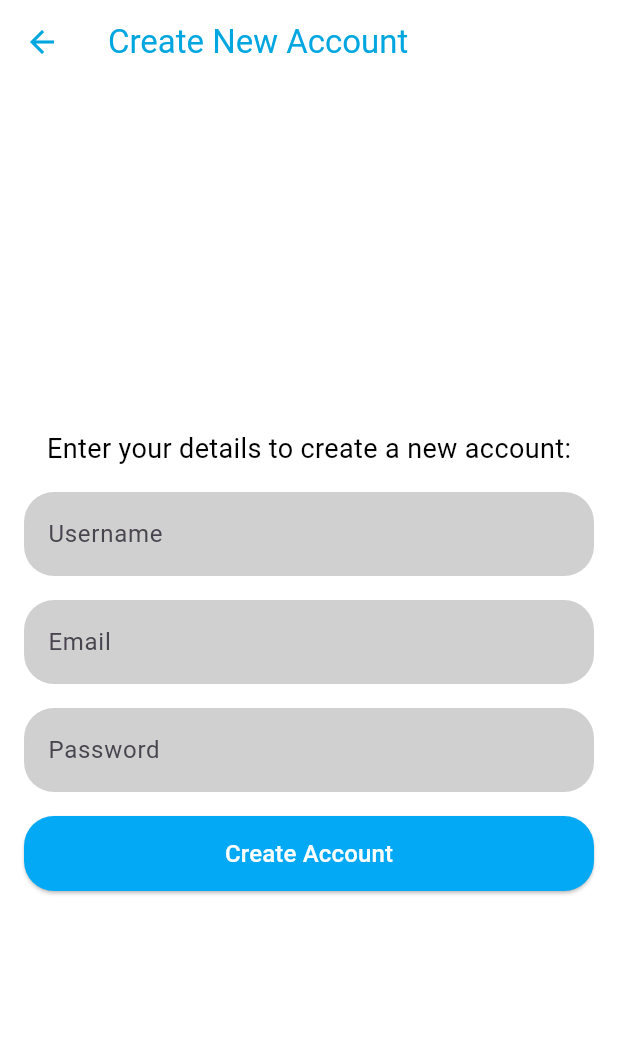
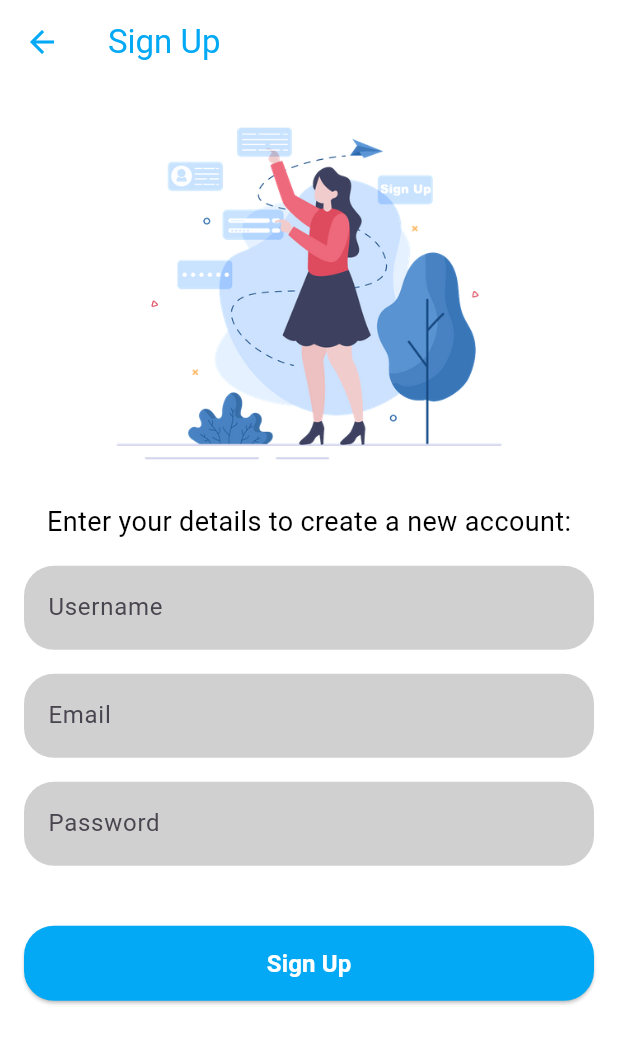
Before and after one commit to matthewyeo1/WanderWise, a Flutter app: the screen it shows after launch, after a tap on "Sign up", on a phone screen of 412 x 824 dp. Shown: the top 1044 px of the screen. Run offline on Flutter 3.47's test engine with Material 3 defaults, Android fonts, the phone set to English and light mode, and no system bars; our stand-ins replace firebase_auth, firebase_core, google_sign_in, shared_preferences; accounts and stored records are empty.

Commit message:
-added: illustrations in login, create account, forgot password pages

```diff
--- a/ww_code/lib/aesthetics/splashscreen.dart
+++ b/ww_code/lib/aesthetics/splashscreen.dart
@@ -62,7 +62,7 @@ class _SplashScreenState extends State<SplashScreen>
                         text: 'Wander',
                         style: TextStyle(
                           fontSize: 24,
-                          color: Colors.black,
+                          color: Colors.black45,
                           fontWeight: FontWeight.bold,
                         ),
                       ),
@@ -83,7 +83,7 @@ class _SplashScreenState extends State<SplashScreen>
                   'Travel made Simple',
                   style: TextStyle(
                     fontSize: 16,
-                    color: Colors.black54,
+                    color: Colors.black,
                   ),
                 ),
               ],
--- a/ww_code/lib/create_account.dart
+++ b/ww_code/lib/create_account.dart
@@ -69,22 +69,24 @@ class CreateAccountPage extends StatelessWidget {
     return Scaffold(
       appBar: AppBar(
         backgroundColor: Colors.white,
-        foregroundColor: const Color(0xFF00A6DF),
-
-        title: const Text('Create New Account'),
+        foregroundColor: Colors.lightBlue,
+        title: const Text('Sign Up'),
         elevation: 0,
       ),
-      backgroundColor: Colors.transparent,
-      body: Container(
-        decoration: const BoxDecoration(
-          color: Colors.white,
-        ),
-        child: Center(
-          child: Padding(
+      backgroundColor: Colors.white, // Set the background color to white
+      body: SafeArea(
+        child: SingleChildScrollView(
+          child: Container(
+            color: Colors.white, // Ensure the container background color matches
             padding: const EdgeInsets.all(16.0),
             child: Column(
               mainAxisAlignment: MainAxisAlignment.center,
               children: <Widget>[
+                Image.asset(
+                  'images/signup.png',
+                  height: MediaQuery.of(context).size.height * 0.3,
+                ),
+                const SizedBox(height: 16),
                 const Text(
                   'Enter your details to create a new account:',
                   style: TextStyle(fontSize: 18, color: Colors.black),
@@ -105,7 +107,7 @@ class CreateAccountPage extends StatelessWidget {
                   ),
                 ),
                 const SizedBox(height: 16),
-                 TextField(
+                TextField(
                   cursorColor: Colors.black,
                   controller: emailController,
                   style: const TextStyle(color: Colors.black),
@@ -120,7 +122,7 @@ class CreateAccountPage extends StatelessWidget {
                   ),
                 ),
                 const SizedBox(height: 16),
-                 TextField(
+                TextField(
                   cursorColor: Colors.black,
                   controller: passwordController,
                   style: const TextStyle(color: Colors.black),
@@ -135,7 +137,7 @@ class CreateAccountPage extends StatelessWidget {
                   ),
                   obscureText: true,
                 ),
-                const SizedBox(height: 16),
+                const SizedBox(height: 40),
                 ElevatedButton(
                   onPressed: createAccount,
                   style: ElevatedButton.styleFrom(
@@ -147,10 +149,11 @@ class CreateAccountPage extends StatelessWidget {
                     minimumSize: const Size(double.infinity, 50),
                   ),
                   child: const Text(
-                    'Create Account',
-                    style: TextStyle(fontSize: 16),
+                    'Sign Up',
+                    style: TextStyle(fontSize: 16, fontWeight: FontWeight.bold),
                   ),
                 ),
+                const SizedBox(height: 20), // This space will match the background
               ],
             ),
           ),
--- a/ww_code/lib/login_screen.dart
+++ b/ww_code/lib/login_screen.dart
@@ -6,8 +6,6 @@ import 'forgot_password.dart';
 import 'create_account.dart';
 import 'utilities/utils.dart';
 
-
-// Login page
 class MyHomePage extends StatefulWidget {
   const MyHomePage({Key? key, required this.title}) : super(key: key);
   final String title;
@@ -24,8 +22,7 @@ class _MyHomePageState extends State<MyHomePage> {
   final FocusNode _passwordFocusNode = FocusNode();
 
   // Google Sign-In
-  final GoogleSignIn _googleSignIn =
-      GoogleSignIn(); // Create instance of GoogleSignIn
+  final GoogleSignIn _googleSignIn = GoogleSignIn(); // Create instance of GoogleSignIn
 
   @override
   void dispose() {
@@ -87,8 +84,7 @@ class _MyHomePageState extends State<MyHomePage> {
     try {
       final GoogleSignInAccount? googleUser = await _googleSignIn.signIn();
       if (googleUser != null) {
-        final GoogleSignInAuthentication googleAuth =
-            await googleUser.authentication;
+        final GoogleSignInAuthentication googleAuth = await googleUser.authentication;
         final credential = GoogleAuthProvider.credential(
           accessToken: googleAuth.accessToken,
           idToken: googleAuth.idToken,
@@ -110,31 +106,36 @@ class _MyHomePageState extends State<MyHomePage> {
   Widget build(BuildContext context) {
     return Scaffold(
       backgroundColor: Colors.transparent,
-      body: Container(
+      body: SafeArea(
+        child: SingleChildScrollView(
+          child: Container(
             decoration: const BoxDecoration(
               color: Colors.white,
             ),
-        child: Padding(
             padding: const EdgeInsets.all(16.0),
             child: Column(
               mainAxisAlignment: MainAxisAlignment.center,
               children: <Widget>[
                 const SizedBox(height: 16),
+                Image.asset(
+                  'images/login.png',
+                  height: MediaQuery.of(context).size.height * 0.3,
+                ),
+                const SizedBox(height: 32),
                 const Text(
                   'Sign in with your email & password:',
                   style: TextStyle(fontSize: 18, color: Colors.black),
                 ),
                 const SizedBox(height: 16),
-              Flexible(
-                child: TextField(
+                TextField(
                   cursorColor: Colors.black,
                   controller: _emailController,
                   focusNode: _emailFocusNode,
-                  style: const TextStyle(color: Colors.black),
+                  style: const TextStyle(color: Colors.black45),
                   decoration: const InputDecoration(
                     filled: true,
                     fillColor: Color.fromARGB(255, 208, 208, 208),
-                    prefixIcon: Icon(Icons.person, color: Colors.black),
+                    prefixIcon: Icon(Icons.person, color: Colors.black45),
                     hintText: 'Email',
                     border: OutlineInputBorder(
                       borderRadius: BorderRadius.all(Radius.circular(20)),
@@ -142,18 +143,16 @@ class _MyHomePageState extends State<MyHomePage> {
                     ),
                   ),
                 ),
-              ),
                 const SizedBox(height: 16),
-              Flexible(
-                child: TextField(
+                TextField(
                   cursorColor: Colors.black,
                   controller: _passwordController,
                   focusNode: _passwordFocusNode,
-                  style: const TextStyle(color: Colors.black),
+                  style: const TextStyle(color: Colors.black45),
                   decoration: const InputDecoration(
                     filled: true,
                     fillColor: Color.fromARGB(255, 208, 208, 208),
-                    prefixIcon: Icon(Icons.lock, color: Colors.black),
+                    prefixIcon: Icon(Icons.lock, color: Colors.black45),
                     hintText: 'Password',
                     border: OutlineInputBorder(
                       borderRadius: BorderRadius.all(Radius.circular(20)),
@@ -161,7 +160,6 @@ class _MyHomePageState extends State<MyHomePage> {
                     ),
                   ),
                   obscureText: true,
-                ),
                 ),
                 const SizedBox(height: 0),
                 Align(
@@ -172,7 +170,7 @@ class _MyHomePageState extends State<MyHomePage> {
                       'Forgot Password?',
                       style: TextStyle(
                         color: Colors.lightBlue,
-                      fontWeight: FontWeight.bold
+                        fontWeight: FontWeight.bold,
                       ),
                     ),
                   ),
@@ -221,7 +219,7 @@ class _MyHomePageState extends State<MyHomePage> {
                   onPressed: _handleGoogleSignIn,
                   icon: Image.asset(
                     'images/google_logo.png',
-                  height: 18, // Adjust the size as needed
+                    height: 18,
                     width: 18,
                   ),
                   label: const Text(
@@ -232,7 +230,7 @@ class _MyHomePageState extends State<MyHomePage> {
                     backgroundColor: Colors.white,
                     elevation: 3,
                     shape: RoundedRectangleBorder(
-                    borderRadius: BorderRadius.circular(20), // Rounded corners
+                      borderRadius: BorderRadius.circular(20),
                     ),
                   ),
                 ),
@@ -260,6 +258,7 @@ class _MyHomePageState extends State<MyHomePage> {
             ),
           ),
         ),
+      ),
     );
   }
 }
--- a/ww_code/lib/menu_page.dart
+++ b/ww_code/lib/menu_page.dart
@@ -87,7 +87,7 @@ class _MenuPageState extends State<MenuPage> {
           onPressed: () {
             if (text == 'Map/Itinerary') {
               _navigateToMapItinerary(context);
-            } else if (text == 'Manage Flights/Bookings') {
+            } else if (text == 'Flights/Bookings') {
               _navigateToManageFlightsBookings(context);
             } else if (text == 'Settings') {
               _navigateToSettings(context);
```
Also changed, not shown: ww_code/lib/forgot_password.dart (+17 -15 lines), ww_code/images/forgot_password.jpg (added), ww_code/images/login.png (added), ww_code/images/signup.png (added). Lines whose indentation alone changed are shown as unchanged.
